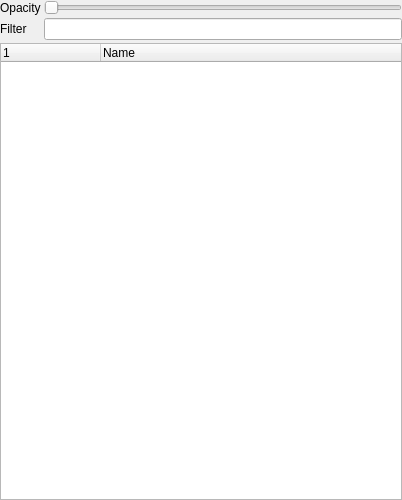
Maproom/qmapshack, file src/qmapshack/gis/IGisWorkspace.ui: the form before one commit.
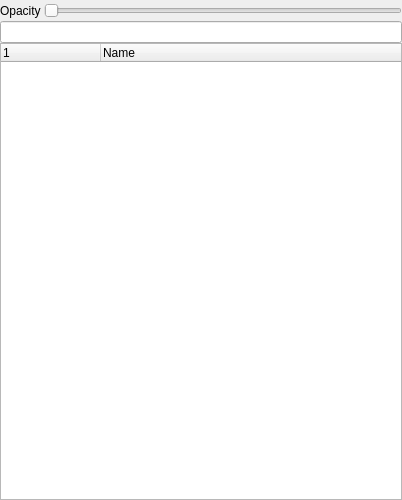
The form after the commit. Icons and pictures are not drawn. Custom widgets are drawn as their Qt base class.

Commit message: Add filter line edit to map and DEM list

```diff
--- a/src/qmapshack/gis/IGisWorkspace.ui
+++ b/src/qmapshack/gis/IGisWorkspace.ui
@@ -15,13 +15,13 @@
   </property>
   <layout class="QVBoxLayout" name="verticalLayout">
    <property name="spacing">
-    <number>3</number>
+    <number>0</number>
    </property>
    <property name="leftMargin">
     <number>0</number>
    </property>
    <property name="topMargin">
-    <number>0</number>
+    <number>3</number>
    </property>
    <property name="rightMargin">
     <number>0</number>
@@ -60,14 +60,7 @@
        </property>
       </widget>
      </item>
-     <item row="1" column="0">
-      <widget class="QLabel" name="label_4">
-       <property name="text">
-        <string>Filter</string>
-       </property>
-      </widget>
-     </item>
-     <item row="1" column="1">
+     <item row="1" column="0" colspan="2">
       <widget class="QLineEdit" name="lineFilter">
        <property name="clearButtonEnabled">
         <bool>false</bool>
```
Left out of the diff: 3 changed lines with no effect on the pictures. The commit also changes 6 other files.
